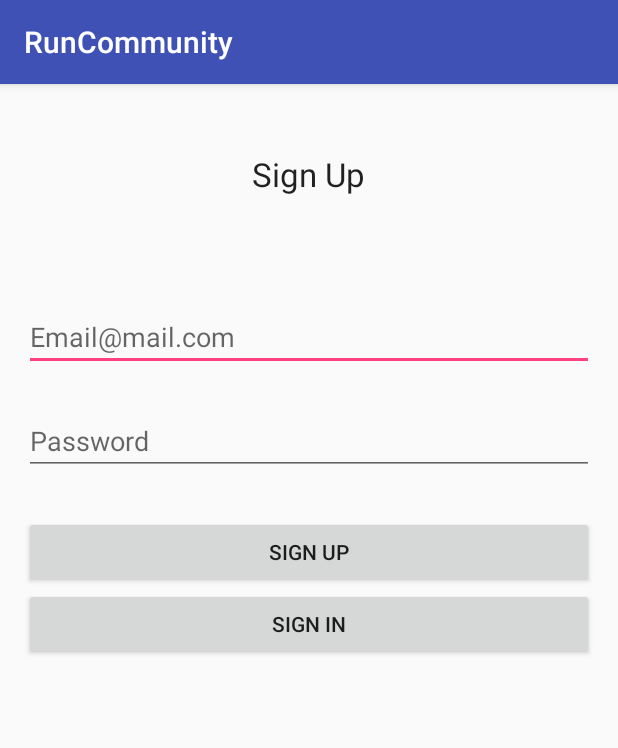
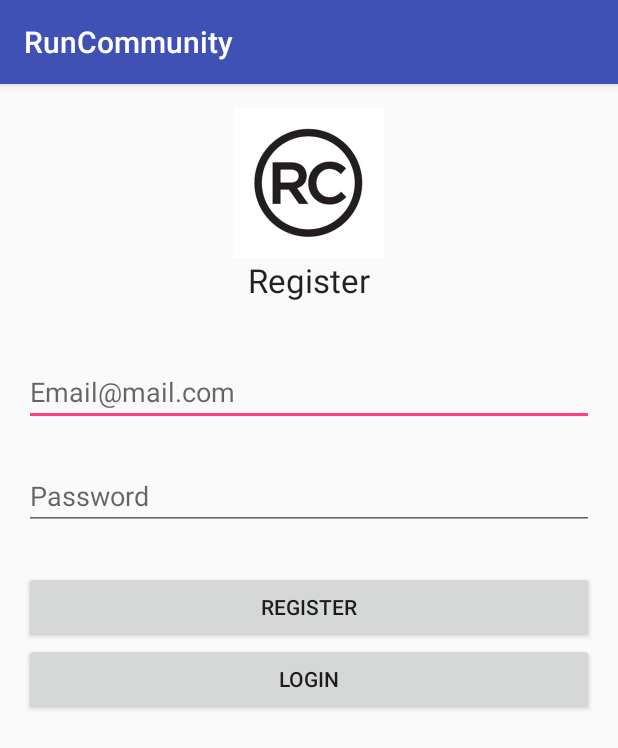
Before and after one commit to nalexanderdev/RunCommunityApp, an Android app: the SignUpActivity screen opened directly, with no data from a screen before it, on a phone screen of 412 x 824 dp. Shown: the top 748 px of the screen. Run offline under Robolectric (Android 15) with nearby library versions, the phone set to English and light mode, and no system bars; our stand-ins replace Firebase (no records; nobody signed in at launch, a user with empty details on screens opened directly); 1 statement that could not run was skipped.

Commit message:
edit login and register activity xml files

```diff
--- a/app/src/main/res/layout/activity_sign_up.xml
+++ b/app/src/main/res/layout/activity_sign_up.xml
@@ -1,5 +1,6 @@
 <?xml version="1.0" encoding="utf-8"?>
 <RelativeLayout xmlns:android="http://schemas.android.com/apk/res/android"
+    xmlns:app="http://schemas.android.com/apk/res-auto"
     xmlns:tools="http://schemas.android.com/tools"
     android:layout_width="match_parent"
     android:layout_height="match_parent"
@@ -9,26 +10,17 @@
     android:paddingTop="@dimen/activity_vertical_margin"
     tools:context="com.nalexanderdev.runcommunity.activities.SignUpActivity">
 
-    <TextView
-        android:layout_width="wrap_content"
-        android:layout_height="wrap_content"
-        android:textAppearance="?android:attr/textAppearanceLarge"
-        android:text="Sign Up"
-        android:id="@+id/textView2"
-        android:layout_alignParentTop="true"
-        android:layout_centerHorizontal="true"
-        android:layout_marginTop="29dp" />
-
     <EditText
         android:layout_width="match_parent"
         android:layout_height="wrap_content"
         android:inputType="textEmailAddress"
         android:ems="10"
         android:id="@+id/emailField"
-        android:layout_marginTop="71dp"
+        android:layout_marginTop="37dp"
         android:hint="Email@mail.com"
         android:layout_below="@+id/textView2"
-        android:layout_alignParentEnd="true" />
+        android:layout_alignParentLeft="true"
+        android:layout_alignParentStart="true" />
 
     <EditText
         android:layout_width="match_parent"
@@ -44,7 +36,7 @@
     <Button
         android:layout_width="match_parent"
         android:layout_height="wrap_content"
-        android:text="Sign Up"
+        android:text="Register"
         android:id="@+id/signUpBtn"
         android:layout_marginTop="27dp"
         android:layout_below="@+id/passwordField"
@@ -53,8 +45,26 @@
     <Button
         android:layout_width="match_parent"
         android:layout_height="wrap_content"
-        android:text="Sign In"
+        android:text="Login"
         android:id="@+id/signInBtn"
         android:layout_below="@+id/signUpBtn"
         android:layout_alignParentStart="true" />
+
+    <ImageView
+        android:id="@+id/imageView"
+        android:layout_width="match_parent"
+        android:layout_height="wrap_content"
+        android:layout_alignParentTop="true"
+        app:srcCompat="@mipmap/rclogo" />
+
+    <TextView
+        android:id="@+id/textView2"
+        android:layout_width="match_parent"
+        android:layout_height="wrap_content"
+        android:layout_alignParentLeft="true"
+        android:layout_alignParentStart="true"
+        android:layout_below="@+id/imageView"
+        android:text="Register"
+        android:textAlignment="center"
+        android:textAppearance="?android:attr/textAppearanceLarge" />
 </RelativeLayout>
```
Also changed, not shown: app/src/main/res/layout/activity_login.xml (+19 -7 lines).
